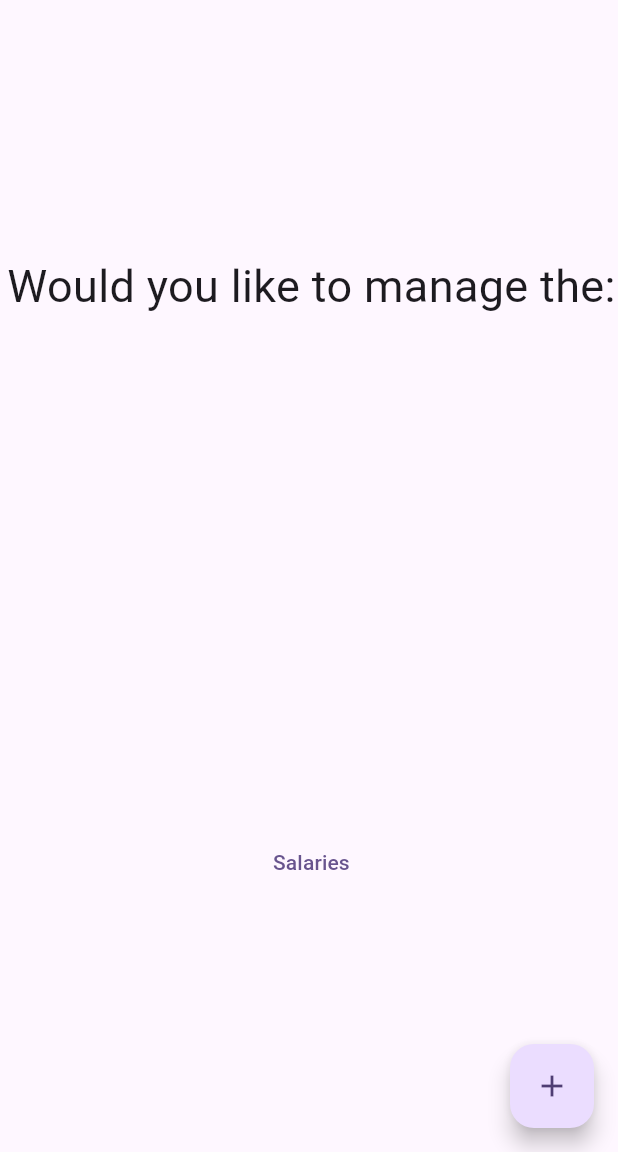
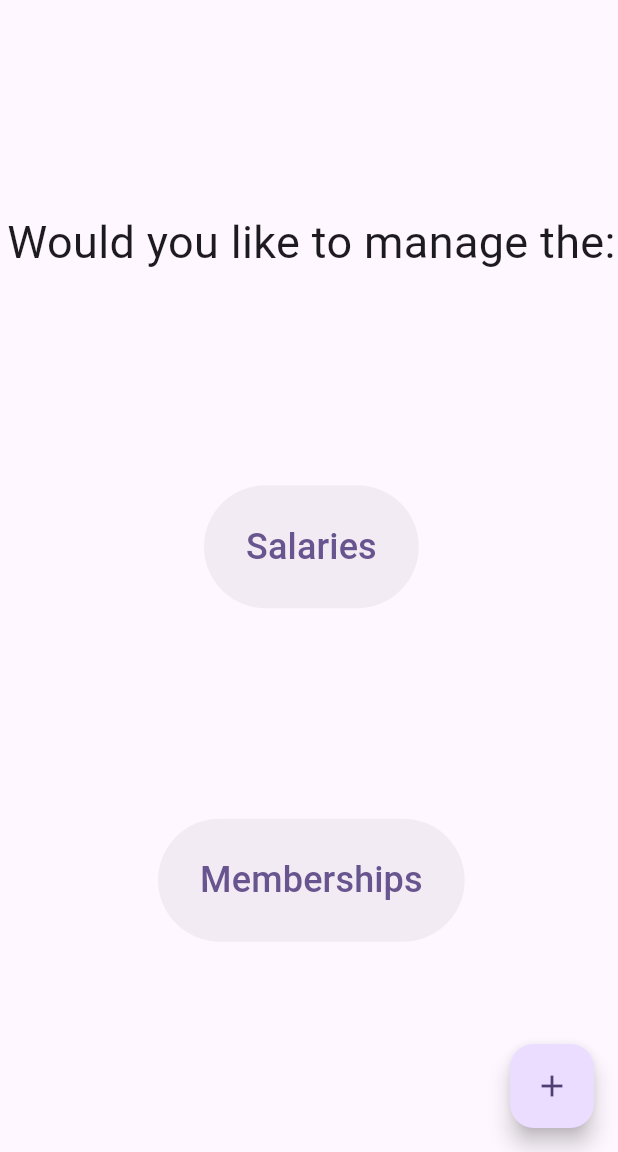
Before and after one commit to Lamroj02/om_salary_and_membership, a Flutter app: the screen it shows after launch, on a phone screen of 412 x 824 dp, the part 84-1236 px from its top. Run offline on Flutter 3.47's test engine with Material 2 defaults, Android fonts, the phone set to English and light mode, and no system bars.

Commit message:
Turns out membership route wasn't added - now it is!
Furthermore button styling has been implemented, they are far more visible now and have contrasting button backgrounds.

```diff
--- a/lib/main.dart
+++ b/lib/main.dart
@@ -1,5 +1,6 @@
 import 'package:flutter/material.dart';
 import 'package:om_salary_and_membership/salaryRoutes.dart';
+import 'package:om_salary_and_membership/membershipRoutes.dart';
 
 void main() {
   runApp(const MyApp());
@@ -105,21 +106,42 @@ class _MyHomePageState extends State<MyHomePage> {
           // TRY THIS: Invoke "debug painting" (choose the "Toggle Debug Paint"
           // action in the IDE, or press "p" in the console), to see the
           // wireframe for each widget.
-          mainAxisAlignment: MainAxisAlignment.spaceAround,
+          mainAxisAlignment: MainAxisAlignment.spaceEvenly,
           children: <Widget>[
             const Text(
               'Would you like to manage the:',
-              style: TextStyle( fontSize: 30),
+              style: TextStyle( fontSize: 30 ),
             ),
 
             TextButton(
+              style: const ButtonStyle( backgroundColor: MaterialStatePropertyAll<Color>(Color.fromARGB(12,0,0,0)) ),
               onPressed: () {
                 Navigator.push(
                   context,
                   MaterialPageRoute(builder: (context) => const SalaryHomePage(title: 'Salary Manager',)),
                 );
               },
-              child: const Text('Salaries'),
+              child: const Padding(
+                padding: EdgeInsets.all(16.0),
+                child: Text('Salaries',
+                style: TextStyle( fontSize: 24 )),
+              ),
+            ),
+
+            TextButton(
+              style: const ButtonStyle( backgroundColor: MaterialStatePropertyAll<Color>(Color.fromARGB(12,0,0,0)) ),
+              onPressed: () {
+                Navigator.push(
+                  context,
+                  MaterialPageRoute(builder: (context) => const MembershipHomePage(title: 'Membership Manager',)
+                  ),
+                );
+              },
+              child: const Padding(
+                padding: EdgeInsets.all(16.0),
+                child: Text('Memberships',
+                    style: TextStyle( fontSize: 24 )),
+              ),
             )
           ],
         ),
```
